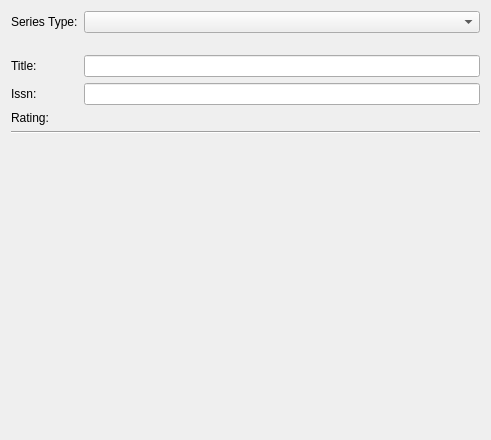
This is src/mainui/sidebar/serieswidget.ui in KDE/conquirere as Qt 5 draws it before an edit. The edited form follows.
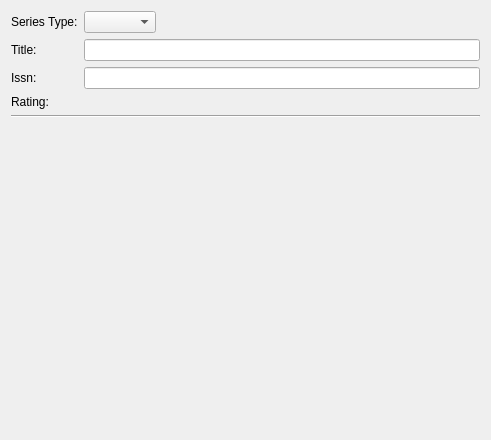
This is the edited form. Custom widgets are drawn as their Qt base class.

Diff of the .ui file:
```diff
--- a/src/mainui/sidebar/serieswidget.ui
+++ b/src/mainui/sidebar/serieswidget.ui
@@ -16,6 +16,9 @@
   <layout class="QVBoxLayout" name="verticalLayout">
    <item>
     <layout class="QFormLayout" name="formLayout">
+     <property name="fieldGrowthPolicy">
+      <enum>QFormLayout::ExpandingFieldsGrow</enum>
+     </property>
      <item row="0" column="0">
       <widget class="QLabel" name="label_4">
        <property name="text">
@@ -29,7 +32,7 @@
      <item row="0" column="1">
       <widget class="KComboBox" name="editType"/>
      </item>
-     <item row="2" column="0">
+     <item row="1" column="0">
       <widget class="QLabel" name="label">
        <property name="text">
         <string>Title:</string>
@@ -39,10 +42,10 @@
        </property>
       </widget>
      </item>
-     <item row="2" column="1">
+     <item row="1" column="1">
       <widget class="StringEdit" name="editTitle"/>
      </item>
-     <item row="3" column="0">
+     <item row="2" column="0">
       <widget class="QLabel" name="label_2">
        <property name="text">
         <string>Issn:</string>
@@ -52,33 +55,17 @@
        </property>
       </widget>
      </item>
-     <item row="3" column="1">
+     <item row="2" column="1">
       <widget class="StringEdit" name="editIssn"/>
      </item>
-     <item row="1" column="1">
-      <spacer name="verticalSpacer">
-       <property name="orientation">
-        <enum>Qt::Vertical</enum>
-       </property>
-       <property name="sizeType">
-        <enum>QSizePolicy::Fixed</enum>
-       </property>
-       <property name="sizeHint" stdset="0">
-        <size>
-         <width>20</width>
-         <height>10</height>
-        </size>
-       </property>
-      </spacer>
-     </item>
-     <item row="4" column="0">
+     <item row="3" column="0">
       <widget class="QLabel" name="label_5">
        <property name="text">
         <string>Rating:</string>
        </property>
       </widget>
      </item>
-     <item row="4" column="1">
+     <item row="3" column="1">
       <widget class="KRatingWidget" name="editRating"/>
      </item>
     </layout>
```
